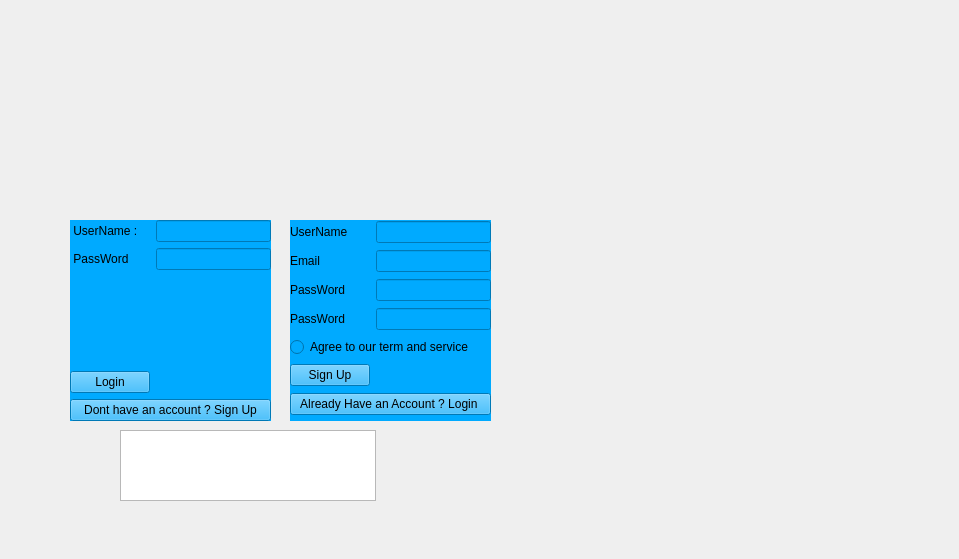
This is Login_Sign_page/login_sign_page.ui in meh3one/Ap-FinalProj as Qt 5 draws it before an edit. The edited form follows.
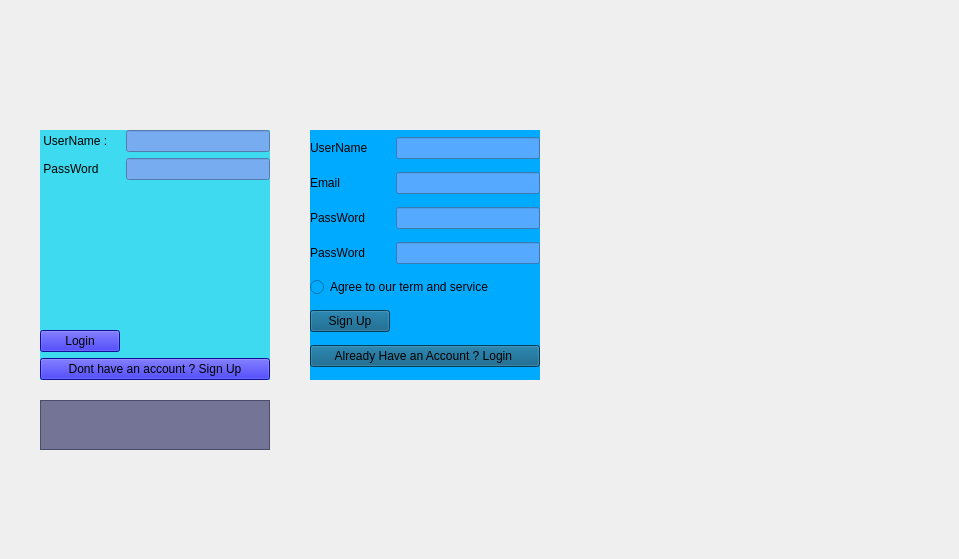
This is the edited form. Icons and pictures are not drawn.

Patch:
```diff
--- a/Login_Sign_page/login_sign_page.ui
+++ b/Login_Sign_page/login_sign_page.ui
@@ -23,14 +23,16 @@
    <widget class="QWidget" name="Login_Widget" native="true">
     <property name="geometry">
      <rect>
-      <x>70</x>
-      <y>220</y>
-      <width>201</width>
-      <height>201</height>
+      <x>40</x>
+      <y>130</y>
+      <width>230</width>
+      <height>250</height>
      </rect>
     </property>
     <property name="styleSheet">
-     <string notr="true">background-color: rgb(0, 170, 255);</string>
+     <string notr="true">background-color:rgb(62, 219, 240);
+
+color: rgb(0, 0, 0);</string>
     </property>
     <layout class="QGridLayout" name="loginPage">
      <item row="1" column="0">
@@ -42,23 +44,37 @@
      </item>
      <item row="4" column="0" colspan="2">
       <widget class="QPushButton" name="Login_To_Sign_button">
+       <property name="styleSheet">
+        <string notr="true">background-color:rgba(26, 19, 212)</string>
+       </property>
        <property name="text">
         <string>Dont have an account ? Sign Up</string>
        </property>
       </widget>
      </item>
      <item row="1" column="1">
-      <widget class="QLineEdit" name="Login_PassWord_input"/>
+      <widget class="QLineEdit" name="Login_PassWord_input">
+       <property name="styleSheet">
+        <string notr="true">background-color: rgb(119, 172, 241)</string>
+       </property>
+      </widget>
      </item>
      <item row="3" column="0">
       <widget class="QPushButton" name="Login_button">
+       <property name="styleSheet">
+        <string notr="true">background-color:rgba(26, 19, 212)</string>
+       </property>
        <property name="text">
         <string>Login</string>
        </property>
       </widget>
      </item>
      <item row="0" column="1">
-      <widget class="QLineEdit" name="Login_UserName_input"/>
+      <widget class="QLineEdit" name="Login_UserName_input">
+       <property name="styleSheet">
+        <string notr="true">background-color: rgb(119, 172, 241)</string>
+       </property>
+      </widget>
      </item>
      <item row="0" column="0">
       <widget class="QLabel" name="UserName_lable_2">
@@ -85,14 +101,16 @@
    <widget class="QWidget" name="SignUp_Widget" native="true">
     <property name="geometry">
      <rect>
-      <x>290</x>
-      <y>220</y>
-      <width>201</width>
-      <height>201</height>
+      <x>310</x>
+      <y>130</y>
+      <width>230</width>
+      <height>250</height>
      </rect>
     </property>
     <property name="styleSheet">
-     <string notr="true">background-color: rgb(0, 170, 255);</string>
+     <string notr="true">background-color: rgb(0, 170, 255);
+
+color: rgb(0, 0, 0);</string>
     </property>
     <layout class="QGridLayout" name="gridLayout">
      <item row="2" column="0">
@@ -103,13 +121,25 @@
       </widget>
      </item>
      <item row="3" column="1">
-      <widget class="QLineEdit" name="Sign_PassWord_input2"/>
+      <widget class="QLineEdit" name="Sign_PassWord_input2">
+       <property name="styleSheet">
+        <string notr="true">background-color: rgb(85, 170, 255)</string>
+       </property>
+      </widget>
      </item>
      <item row="2" column="1">
-      <widget class="QLineEdit" name="Sign_PassWord_input1"/>
+      <widget class="QLineEdit" name="Sign_PassWord_input1">
+       <property name="styleSheet">
+        <string notr="true">background-color: rgb(85, 170, 255)</string>
+       </property>
+      </widget>
      </item>
      <item row="1" column="1">
-      <widget class="QLineEdit" name="Sign_Email_input"/>
+      <widget class="QLineEdit" name="Sign_Email_input">
+       <property name="styleSheet">
+        <string notr="true">background-color: rgb(85, 170, 255)</string>
+       </property>
+      </widget>
      </item>
      <item row="1" column="0">
       <widget class="QLabel" name="Email_lable">
@@ -127,6 +157,9 @@
      </item>
      <item row="5" column="0">
       <widget class="QPushButton" name="SignUp_Bottom">
+       <property name="styleSheet">
+        <string notr="true">background-color: rgb(0, 85, 127);</string>
+       </property>
        <property name="text">
         <string>Sign Up</string>
        </property>
@@ -147,10 +180,17 @@
       </widget>
      </item>
      <item row="0" column="1">
-      <widget class="QLineEdit" name="Sign_UserName_input"/>
+      <widget class="QLineEdit" name="Sign_UserName_input">
+       <property name="styleSheet">
+        <string notr="true">background-color: rgb(85, 170, 255)</string>
+       </property>
+      </widget>
      </item>
      <item row="6" column="0" colspan="2">
       <widget class="QPushButton" name="sign_to_login_button">
+       <property name="styleSheet">
+        <string notr="true">background-color: rgb(0, 85, 127);</string>
+       </property>
        <property name="text">
         <string>Already Have an Account ? Login </string>
        </property>
@@ -161,12 +201,15 @@
    <widget class="QTextBrowser" name="Output">
     <property name="geometry">
      <rect>
-      <x>120</x>
-      <y>430</y>
-      <width>256</width>
-      <height>71</height>
+      <x>40</x>
+      <y>400</y>
+      <width>230</width>
+      <height>50</height>
      </rect>
     </property>
+    <property name="styleSheet">
+     <string notr="true">background-color: rgba(85, 85, 127, 0.8)</string>
+    </property>
    </widget>
   </widget>
  </widget>
```
